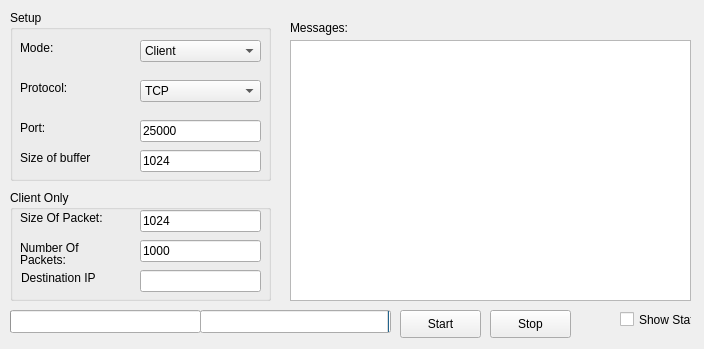
Qt form mainwindow.ui (isaacmorneau/4985_asn2) before a commit.
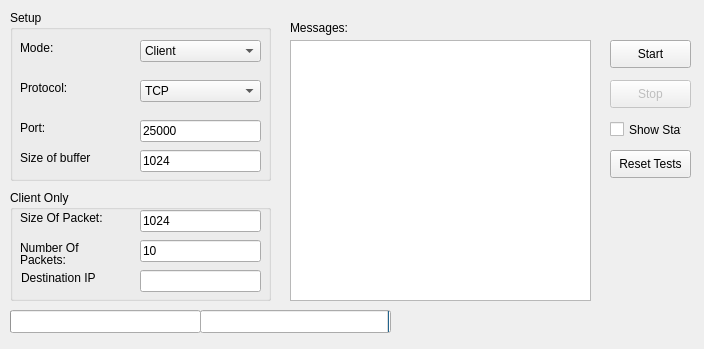
The same form after that commit.

Commit message: Stats window w/ test sessions added

What changed in the file:
```diff
--- a/mainwindow.ui
+++ b/mainwindow.ui
@@ -78,7 +78,7 @@
       </rect>
      </property>
      <property name="text">
-      <string>1000</string>
+      <string>10</string>
      </property>
     </widget>
     <widget class="QLabel" name="label_5">
@@ -265,8 +265,8 @@
    <widget class="QPushButton" name="pushButtonStart">
     <property name="geometry">
      <rect>
-      <x>400</x>
-      <y>310</y>
+      <x>610</x>
+      <y>40</y>
       <width>81</width>
       <height>28</height>
      </rect>
@@ -318,16 +318,19 @@
      <rect>
       <x>290</x>
       <y>40</y>
-      <width>401</width>
+      <width>301</width>
       <height>261</height>
      </rect>
     </property>
    </widget>
    <widget class="QPushButton" name="pushButtonStop">
+    <property name="enabled">
+     <bool>false</bool>
+    </property>
     <property name="geometry">
      <rect>
-      <x>490</x>
-      <y>310</y>
+      <x>610</x>
+      <y>80</y>
       <width>81</width>
       <height>28</height>
      </rect>
@@ -339,8 +342,8 @@
    <widget class="QCheckBox" name="checkBoxStats">
     <property name="geometry">
      <rect>
-      <x>620</x>
-      <y>310</y>
+      <x>610</x>
+      <y>120</y>
       <width>72</width>
       <height>19</height>
      </rect>
@@ -349,6 +352,19 @@
      <string>Show Stats</string>
     </property>
    </widget>
+   <widget class="QPushButton" name="pushButtonResetTest">
+    <property name="geometry">
+     <rect>
+      <x>610</x>
+      <y>150</y>
+      <width>81</width>
+      <height>28</height>
+     </rect>
+    </property>
+    <property name="text">
+     <string>Reset Tests</string>
+    </property>
+   </widget>
   </widget>
  </widget>
  <layoutdefault spacing="6" margin="11"/>
```
The commit also changes 10 other files.
